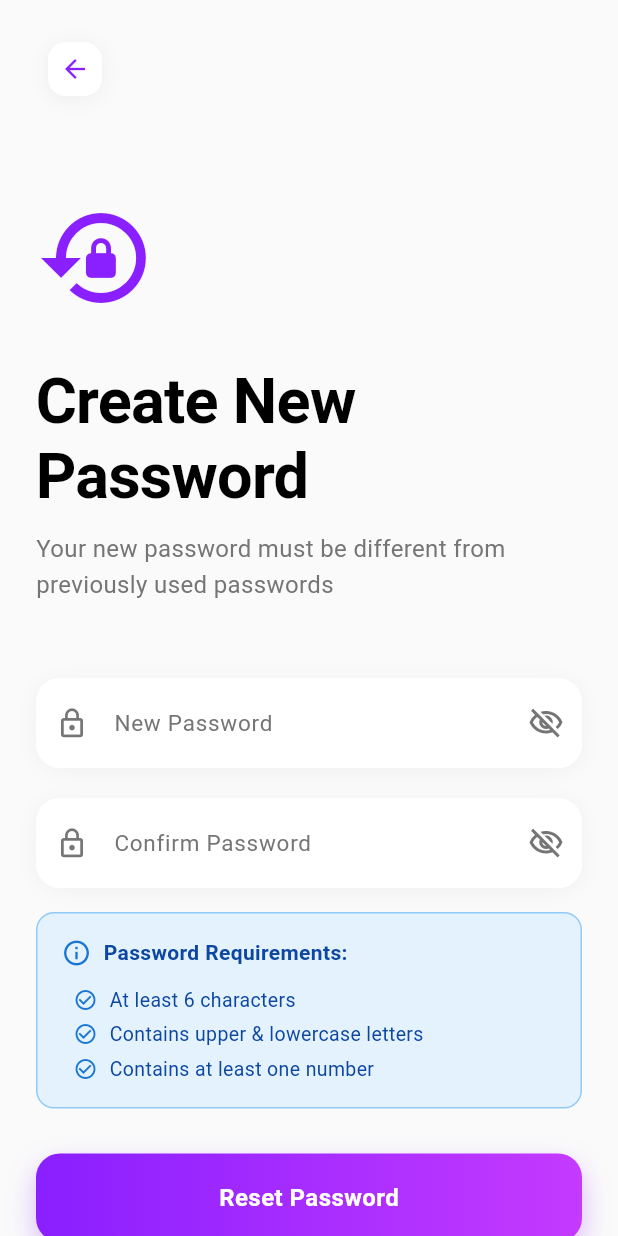
After one commit to itsyuknow/StuddyBuddy, a Flutter app: the ResetPasswordScreen screen opened directly, on a phone screen of 412 x 824 dp. The commit adds this screen. Run offline on Flutter 3.47's test engine with Material 3 defaults, Android fonts, the phone set to English and light mode, and no system bars; our stand-ins replace image_picker, shared_preferences, supabase_flutter, timeago; accounts and stored records are empty.

Commit message:
new updTW 10/25 7 pm

```diff
--- a/lib/main.dart
+++ b/lib/main.dart
@@ -1,7 +1,9 @@
 import 'dart:async';
 import 'package:flutter/material.dart';
 import 'package:supabase_flutter/supabase_flutter.dart';
+
 import 'screens/splash_screen.dart';
+import 'screens/reset_password_screen.dart';
 
 void main() async {
   WidgetsFlutterBinding.ensureInitialized();
@@ -15,13 +17,43 @@ void main() async {
   runApp(const StuddyBudyyApp());
 }
 
-class StuddyBudyyApp extends StatelessWidget {
+class StuddyBudyyApp extends StatefulWidget {
+  const StuddyBudyyApp({super.key});
 
-const StuddyBudyyApp({super.key});
+  @override
+  State<StuddyBudyyApp> createState() => _StuddyBudyyAppState();
+}
+
+class _StuddyBudyyAppState extends State<StuddyBudyyApp> {
+  final supabase = Supabase.instance.client;
+  late final StreamSubscription<AuthState> _authSubscription;
+
+  @override
+  void initState() {
+    super.initState();
+
+    _authSubscription = supabase.auth.onAuthStateChange.listen((data) {
+      final event = data.event;
+
+      if (event == AuthChangeEvent.passwordRecovery) {
+        navigatorKey.currentState?.pushAndRemoveUntil(
+          MaterialPageRoute(builder: (_) => const ResetPasswordScreen()),
+              (route) => false,
+        );
+      }
+    });
+  }
+
+  @override
+  void dispose() {
+    _authSubscription.cancel();
+    super.dispose();
+  }
 
   @override
   Widget build(BuildContext context) {
     return MaterialApp(
+      navigatorKey: navigatorKey,
       debugShowCheckedModeBanner: false,
       title: 'Edormy',
       theme: ThemeData(
@@ -65,3 +97,6 @@ const StuddyBudyyApp({super.key});
     );
   }
 }
+
+/// Global navigator key for auth-based routing
+final GlobalKey<NavigatorState> navigatorKey = GlobalKey<NavigatorState>();
--- /dev/null
+++ b/lib/screens/reset_password_screen.dart
@@ -0,0 +1,423 @@
+import 'package:flutter/material.dart';
+import 'package:supabase_flutter/supabase_flutter.dart';
+import 'login_screen.dart';
+
+class ResetPasswordScreen extends StatefulWidget {
+  const ResetPasswordScreen({super.key});
+
+  @override
+  State<ResetPasswordScreen> createState() => _ResetPasswordScreenState();
+}
+
+class _ResetPasswordScreenState extends State<ResetPasswordScreen> {
+  final _newPasswordController = TextEditingController();
+  final _confirmPasswordController = TextEditingController();
+  final supabase = Supabase.instance.client;
+  bool _isLoading = false;
+  bool _obscureNewPassword = true;
+  bool _obscureConfirmPassword = true;
+  bool _passwordResetSuccess = false;
+
+  @override
+  void dispose() {
+    _newPasswordController.dispose();
+    _confirmPasswordController.dispose();
+    super.dispose();
+  }
+
+  Future<void> _resetPassword() async {
+    if (_newPasswordController.text.isEmpty || _confirmPasswordController.text.isEmpty) {
+      _showError('Please fill in all fields');
+      return;
+    }
+
+    if (_newPasswordController.text.length < 6) {
+      _showError('Password must be at least 6 characters');
+      return;
+    }
+
+    if (_newPasswordController.text != _confirmPasswordController.text) {
+      _showError('Passwords do not match');
+      return;
+    }
+
+    setState(() => _isLoading = true);
+
+    try {
+      // Update the user's password
+      final UserResponse response = await supabase.auth.updateUser(
+        UserAttributes(
+          password: _newPasswordController.text,
+        ),
+      );
+
+      if (response.user == null) {
+        throw Exception('Failed to update password');
+      }
+
+      // Log the successful password reset
+      await supabase.from('password_reset_logs').insert({
+        'email': response.user!.email,
+        'requested_at': DateTime.now().toIso8601String(),
+        'status': 'completed',
+        'reset_completed_at': DateTime.now().toIso8601String(),
+      });
+
+      if (!mounted) return;
+
+      setState(() => _passwordResetSuccess = true);
+      _showSuccess('Password updated successfully!');
+
+      // Navigate to login after 2 seconds
+      await Future.delayed(const Duration(seconds: 2));
+
+      if (!mounted) return;
+
+      Navigator.pushAndRemoveUntil(
+        context,
+        MaterialPageRoute(
+          builder: (_) => LoginScreen(
+            examData: const {},
+            selectedStrengths: const [],
+            selectedWeaknesses: const [],
+          ),
+        ),
+            (route) => false,
+      );
+    } on AuthException catch (e) {
+      _showError(e.message);
+    } catch (e) {
+      _showError('Failed to reset password. Please try again.');
+    } finally {
+      if (mounted) {
+        setState(() => _isLoading = false);
+      }
+    }
+  }
+
+  void _showError(String message) {
+    ScaffoldMessenger.of(context).showSnackBar(
+      SnackBar(
+        content: Row(
+          children: [
+            const Icon(Icons.error_outline, color: Colors.white),
+            const SizedBox(width: 12),
+            Expanded(child: Text(message)),
+          ],
+        ),
+        backgroundColor: const Color(0xFFD32F2F),
+        behavior: SnackBarBehavior.floating,
+        shape: RoundedRectangleBorder(borderRadius: BorderRadius.circular(12)),
+        margin: const EdgeInsets.all(16),
+      ),
+    );
+  }
+
+  void _showSuccess(String message) {
+    ScaffoldMessenger.of(context).showSnackBar(
+      SnackBar(
+        content: Row(
+          children: [
+            const Icon(Icons.check_circle_outline, color: Colors.white),
+            const SizedBox(width: 12),
+            Expanded(child: Text(message)),
+          ],
+        ),
+        backgroundColor: const Color(0xFF388E3C),
+        behavior: SnackBarBehavior.floating,
+        shape: RoundedRectangleBorder(borderRadius: BorderRadius.circular(12)),
+        margin: const EdgeInsets.all(16),
+      ),
+    );
+  }
+
+  @override
+  Widget build(BuildContext context) {
+    return Scaffold(
+      backgroundColor: const Color(0xFFFAFAFA),
+      body: SafeArea(
+        child: SingleChildScrollView(
+          child: Padding(
+            padding: const EdgeInsets.symmetric(horizontal: 24),
+            child: Column(
+              crossAxisAlignment: CrossAxisAlignment.start,
+              children: [
+                const SizedBox(height: 20),
+                if (!_passwordResetSuccess)
+                  IconButton(
+                    icon: Container(
+                      padding: const EdgeInsets.all(8),
+                      decoration: BoxDecoration(
+                        color: Colors.white,
+                        borderRadius: BorderRadius.circular(12),
+                        boxShadow: [
+                          BoxShadow(
+                            color: Colors.black.withOpacity(0.05),
+                            blurRadius: 10,
+                            offset: const Offset(0, 2),
+                          ),
+                        ],
+                      ),
+                      child: const Icon(Icons.arrow_back, color: Color(0xFF8A1FFF), size: 20),
+                    ),
+                    onPressed: () => Navigator.pop(context),
+                  ),
+                const SizedBox(height: 60),
+                if (!_passwordResetSuccess) ...[
+                  const Icon(
+                    Icons.lock_reset,
+                    size: 80,
+                    color: Color(0xFF8A1FFF),
+                  ),
+                  const SizedBox(height: 30),
+                  const Text(
+                    'Create New\nPassword',
+                    style: TextStyle(
+                      fontSize: 42,
+                      fontWeight: FontWeight.bold,
+                      height: 1.2,
+                      letterSpacing: -0.5,
+                    ),
+                  ),
+                  const SizedBox(height: 12),
+                  Text(
+                    'Your new password must be different from previously used passwords',
+                    style: TextStyle(
+                      fontSize: 16,
+                      color: Colors.grey.shade600,
+                      height: 1.5,
+                    ),
+                  ),
+                  const SizedBox(height: 50),
+                  _buildTextField(
+                    controller: _newPasswordController,
+                    label: 'New Password',
+                    icon: Icons.lock_outline,
+                    obscureText: _obscureNewPassword,
+                    suffixIcon: IconButton(
+                      icon: Icon(
+                        _obscureNewPassword ? Icons.visibility_off_outlined : Icons.visibility_outlined,
+                        color: Colors.grey.shade600,
+                      ),
+                      onPressed: () => setState(() => _obscureNewPassword = !_obscureNewPassword),
+                    ),
+                  ),
+                  const SizedBox(height: 20),
+                  _buildTextField(
+                    controller: _confirmPasswordController,
+                    label: 'Confirm Password',
+                    icon: Icons.lock_outline,
+                    obscureText: _obscureConfirmPassword,
+                    suffixIcon: IconButton(
+                      icon: Icon(
+                        _obscureConfirmPassword ? Icons.visibility_off_outlined : Icons.visibility_outlined,
+                        color: Colors.grey.shade600,
+                      ),
+                      onPressed: () => setState(() => _obscureConfirmPassword = !_obscureConfirmPassword),
+                    ),
+                  ),
+                  const SizedBox(height: 16),
+                  Container(
+                    padding: const EdgeInsets.all(16),
+                    decoration: BoxDecoration(
+                      color: Colors.blue.shade50,
+                      borderRadius: BorderRadius.circular(12),
+                      border: Border.all(color: Colors.blue.shade200),
+                    ),
+                    child: Column(
+                      crossAxisAlignment: CrossAxisAlignment.start,
+                      children: [
+                        Row(
+                          children: [
+                            Icon(Icons.info_outline, color: Colors.blue.shade700, size: 20),
+                            const SizedBox(width: 8),
+                            Text(
+                              'Password Requirements:',
+                              style: TextStyle(
+                                fontSize: 14,
+                                fontWeight: FontWeight.w600,
+                                color: Colors.blue.shade900,
+                              ),
+                            ),
+                          ],
+                        ),
+                        const SizedBox(height: 8),
+                        _buildPasswordRequirement('At least 6 characters'),
+                        _buildPasswordRequirement('Contains upper & lowercase letters'),
+                        _buildPasswordRequirement('Contains at least one number'),
+                      ],
+                    ),
+                  ),
+                  const SizedBox(height: 30),
+                  SizedBox(
+                    width: double.infinity,
+                    child: Container(
+                      decoration: BoxDecoration(
+                        gradient: const LinearGradient(
+                          colors: [Color(0xFF8A1FFF), Color(0xFFC43AFF)],
+                        ),
+                        borderRadius: BorderRadius.circular(16),
+                        boxShadow: [
+                          BoxShadow(
+                            color: const Color(0xFF8A1FFF).withOpacity(0.3),
+                            blurRadius: 15,
+                            offset: const Offset(0, 8),
+                          ),
+                        ],
+                      ),
+                      child: ElevatedButton(
+                        onPressed: _isLoading ? null : _resetPassword,
+                        style: ElevatedButton.styleFrom(
+                          padding: const EdgeInsets.symmetric(vertical: 18),
+                          backgroundColor: Colors.transparent,
+                          foregroundColor: Colors.white,
+                          shadowColor: Colors.transparent,
+                          shape: RoundedRectangleBorder(
+                            borderRadius: BorderRadius.circular(16),
+                          ),
+                          elevation: 0,
+                        ),
+                        child: _isLoading
+                            ? const SizedBox(
+                          height: 20,
+                          width: 20,
+                          child: CircularProgressIndicator(
+                            color: Colors.white,
+                            strokeWidth: 2,
+                          ),
+                        )
+                            : const Text(
+                          'Reset Password',
+                          style: TextStyle(
+                            fontSize: 16,
+                            fontWeight: FontWeight.w600,
+                            letterSpacing: 0.3,
+                          ),
+                        ),
+                      ),
+                    ),
+                  ),
+                ] else ...[
+                  Center(
+                    child: Column(
+                      children: [
+                        Container(
+                          padding: const EdgeInsets.all(20),
+                          decoration: BoxDecoration(
+                            color: const Color(0xFF388E3C).withOpacity(0.1),
+                            shape: BoxShape.circle,
+                          ),
+                          child: const Icon(
+                            Icons.check_circle,
+                            size: 80,
+                            color: Color(0xFF388E3C),
+                          ),
+                        ),
+                        const SizedBox(height: 30),
+                        const Text(
+                          'Password Reset\nSuccessful!',
+                          textAlign: TextAlign.center,
+                          style: TextStyle(
+                            fontSize: 38,
+                            fontWeight: FontWeight.bold,
+                            height: 1.2,
+                            letterSpacing: -0.5,
+                          ),
+                        ),
+                        const SizedBox(height: 16),
+                        Text(
+                          'Your password has been updated successfully.\nRedirecting to login...',
+                          textAlign: TextAlign.center,
+                          style: TextStyle(
+                            fontSize: 16,
+                            color: Colors.grey.shade600,
+                            height: 1.5,
+                          ),
+                        ),
+                        const SizedBox(height: 40),
+                        const CircularProgressIndicator(
+                          color: Color(0xFF8A1FFF),
+                        ),
+                      ],
+                    ),
+                  ),
+                ],
+                const SizedBox(height: 20),
+              ],
+            ),
+          ),
+        ),
+      ),
+    );
+  }
+
+  Widget _buildPasswordRequirement(String text) {
+    return Padding(
+      padding: const EdgeInsets.only(left: 8, top: 4),
+      child: Row(
+        children: [
+          Icon(Icons.check_circle_outline, size: 16, color: Colors.blue.shade700),
+          const SizedBox(width: 8),
+          Text(
+            text,
+            style: TextStyle(
+              fontSize: 13,
+              color: Colors.blue.shade900,
+            ),
+          ),
+        ],
+      ),
+    );
+  }
+
+  Widget _buildTextField({
+    required TextEditingController controller,
+    required String label,
+    required IconData icon,
+    bool obscureText = false,
+    Widget? suffixIcon,
+  }) {
+    return Container(
+      decoration: BoxDecoration(
+        color: Colors.white,
+        borderRadius: BorderRadius.circular(16),
+        boxShadow: [
+          BoxShadow(
+            color: Colors.black.withOpacity(0.04),
+            blurRadius: 10,
+            offset: const Offset(0, 2),
+          ),
+        ],
+      ),
+      child: TextField(
+        controller: controller,
+        obscureText: obscureText,
+        style: const TextStyle(fontSize: 16),
+        decoration: InputDecoration(
+          labelText: label,
+          labelStyle: TextStyle(
+            color: Colors.grey.shade600,
+            fontSize: 15,
+          ),
+          prefixIcon: Icon(icon, color: Colors.grey.shade600, size: 22),
+          suffixIcon: suffixIcon,
+          border: OutlineInputBorder(
+            borderRadius: BorderRadius.circular(16),
+            borderSide: BorderSide.none,
+          ),
+          enabledBorder: OutlineInputBorder(
+            borderRadius: BorderRadius.circular(16),
+            borderSide: BorderSide.none,
+          ),
+          focusedBorder: OutlineInputBorder(
+            borderRadius: BorderRadius.circular(16),
+            borderSide: const BorderSide(color: Color(0xFF8A1FFF), width: 2),
+          ),
+          filled: true,
+          fillColor: Colors.white,
+          contentPadding: const EdgeInsets.symmetric(horizontal: 20, vertical: 18),
+        ),
+      ),
+    );
+  }
+}
--- a/lib/tabs/home_tab.dart
+++ b/lib/tabs/home_tab.dart
@@ -270,10 +270,6 @@ class _HomeTabState extends State<HomeTab> with SingleTickerProviderStateMixin,
             decoration: BoxDecoration(
               color: Colors.white.withOpacity(0.2),
               borderRadius: BorderRadius.circular(16),
-              border: Border.all(
-                color: Colors.white.withOpacity(0.3),
-                width: 1,
-              ),
             ),
             child: TabBar(
               controller: _tabController,
--- a/pubspec.yaml
+++ b/pubspec.yaml
@@ -50,6 +50,11 @@ flutter:
 flutter_launcher_icons:
   android: true
   ios: true
+  web:
+    generate: true
+    image_path: "assets/app_icon.png"
+    background_color: "#FFFFFF"
+    theme_color: "#8A1FFF"
   image_path: "assets/app_icon.png"
   min_sdk_android: 21
   remove_alpha_ios: true
```
Also changed, not shown: lib/screens/splash_screen.dart (+19 -26 lines), 8 other files.
